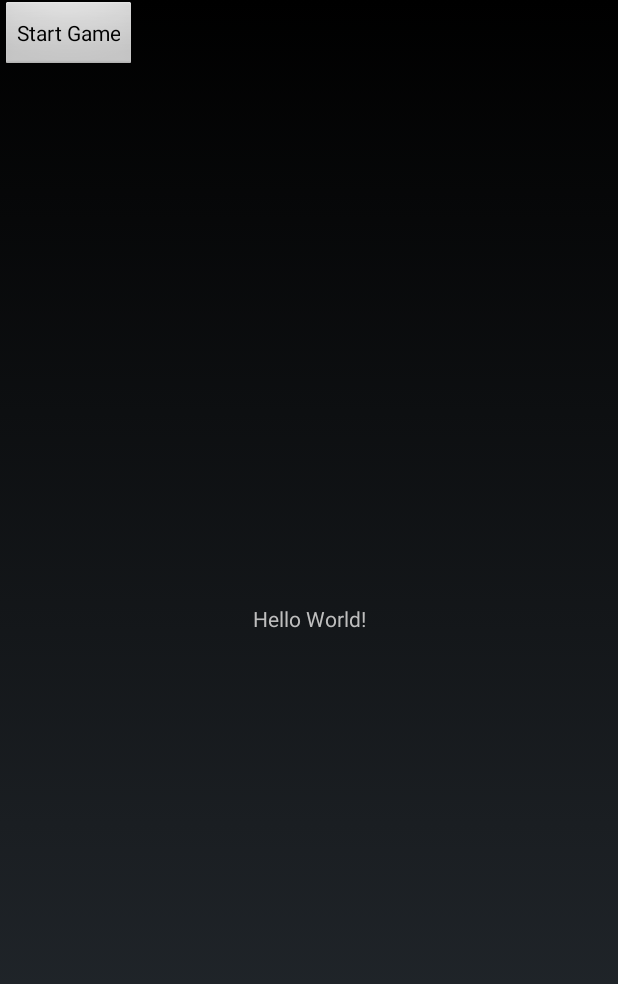
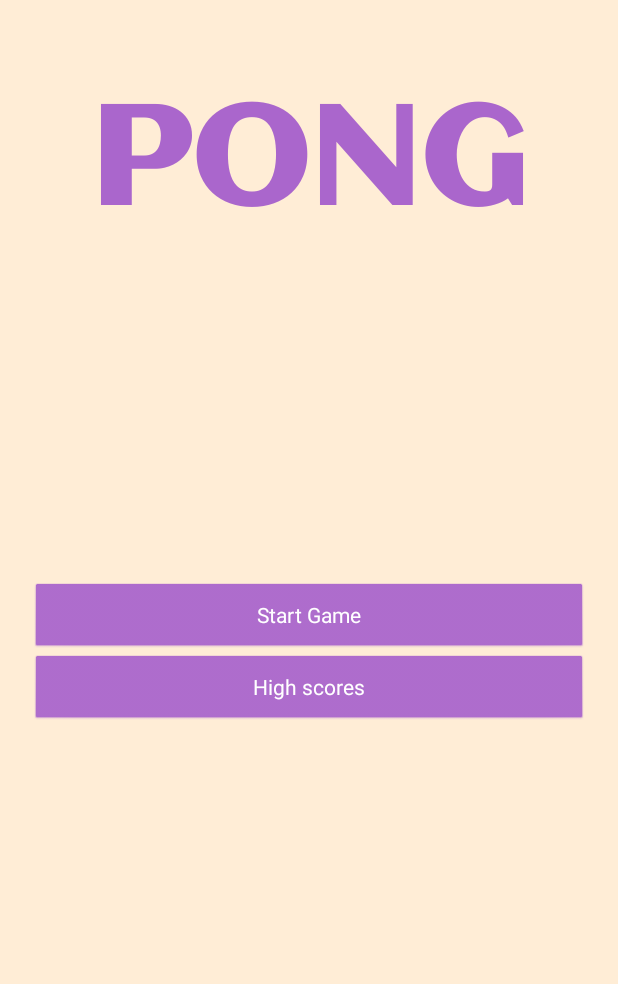
Before and after one commit to megha705/pong, an Android app: the screen it shows after launch (MainActivity), on a phone screen of 412 x 824 dp. Shown: the top 984 px of the screen. Run offline under Robolectric (Android 15) with nearby library versions, the phone set to English and light mode, and no system bars.

Commit message:
Completed app

```diff
--- a/app/src/main/java/com/shrp/pong/MainActivity.java
+++ b/app/src/main/java/com/shrp/pong/MainActivity.java
@@ -2,22 +2,30 @@ package com.shrp.pong;
 
 import android.app.Activity;
 import android.content.Intent;
-// import android.support.v7.app.AppCompatActivity;
+import android.graphics.Typeface;
 import android.os.Bundle;
 import android.view.View;
 import android.widget.Button;
+import android.widget.TextView;
 
 public class MainActivity extends Activity implements View.OnClickListener {
 
-    Button b;
+    Button gameButton, bHighScore;
+    TextView tvName;
 
     @Override
     protected void onCreate(Bundle savedInstanceState) {
         super.onCreate(savedInstanceState);
         setContentView(R.layout.activity_main);
 
-        b = (Button) findViewById(R.id.bStartGame);
-        b.setOnClickListener(MainActivity.this);
+        Typeface typeface = Typeface.createFromAsset(getAssets(), "fonts/Aclonica.ttf");
+
+        tvName = (TextView) findViewById(R.id.tvName);
+        tvName.setTypeface(typeface, Typeface.BOLD);
+        gameButton = (Button) findViewById(R.id.bStartGame);
+        gameButton.setOnClickListener(MainActivity.this);
+        bHighScore = (Button) findViewById(R.id.bHighScore);
+        bHighScore.setOnClickListener(MainActivity.this);
     }
 
     @Override
@@ -26,6 +34,11 @@ public class MainActivity extends Activity implements View.OnClickListener {
             case R.id.bStartGame:
                 Intent i = new Intent(MainActivity.this, GameActivity.class);
                 this.startActivity(i);
+                break;
+            case R.id.bHighScore:
+                i = new Intent(MainActivity.this, HighscoreActivity.class);
+                this.startActivity(i);
+                break;
         }
     }
 }
--- a/app/src/main/res/layout/activity_main.xml
+++ b/app/src/main/res/layout/activity_main.xml
@@ -1,24 +1,44 @@
 <?xml version="1.0" encoding="utf-8"?>
-<android.support.constraint.ConstraintLayout xmlns:android="http://schemas.android.com/apk/res/android"
-    xmlns:app="http://schemas.android.com/apk/res-auto"
+<RelativeLayout xmlns:android="http://schemas.android.com/apk/res/android"
     xmlns:tools="http://schemas.android.com/tools"
     android:layout_width="match_parent"
     android:layout_height="match_parent"
+    android:background="@drawable/background"
+    android:backgroundTint="#ffedd6"
     tools:context="com.shrp.pong.MainActivity">
 
     <TextView
+        android:id="@+id/tvName"
         android:layout_width="wrap_content"
         android:layout_height="wrap_content"
-        android:text="Hello World!"
-        app:layout_constraintBottom_toBottomOf="parent"
-        app:layout_constraintLeft_toLeftOf="parent"
-        app:layout_constraintRight_toRightOf="parent"
-        app:layout_constraintTop_toTopOf="parent" />
+        android:layout_alignParentTop="true"
+        android:layout_centerInParent="true"
+        android:layout_marginTop="40sp"
+        android:text="PONG"
+        android:textColor="@android:color/holo_purple"
+        android:textSize="92sp" />
 
     <Button
-        android:layout_width="wrap_content"
+        android:id="@+id/bStartGame"
+        android:layout_width="match_parent"
         android:layout_height="wrap_content"
-        android:id="@+id/bStartGame"
-        android:text="Start Game"/>
+        android:layout_centerInParent="true"
+        android:layout_marginLeft="20sp"
+        android:layout_marginRight="20sp"
+        android:backgroundTint="@android:color/holo_purple"
+        android:text="Start Game"
+        android:textColor="@android:color/white" />
 
-</android.support.constraint.ConstraintLayout>
+    <Button
+        android:id="@+id/bHighScore"
+        android:layout_width="match_parent"
+        android:layout_height="wrap_content"
+        android:layout_below="@id/bStartGame"
+        android:layout_centerInParent="true"
+        android:layout_marginLeft="20sp"
+        android:layout_marginRight="20sp"
+        android:backgroundTint="@android:color/holo_purple"
+        android:text="High scores"
+        android:textColor="@android:color/white" />
+
+</RelativeLayout>
```
Also changed, not shown: app/src/main/AndroidManifest.xml (+5 -2 lines), app/src/main/java/com/shrp/pong/GameActivity.java (+23 -12 lines), app/src/main/java/com/shrp/pong/GameThread.java (+56 -18 lines), app/src/main/java/com/shrp/pong/GameView.java (+13 -6 lines), app/src/main/java/com/shrp/pong/HighscoreActivity.java (added, +60 -0 lines), app/src/main/res/layout/activity_game.xml (+14 -8 lines), app/src/main/res/layout/activity_highscore.xml (added, +31 -0 lines), app/src/main/assets/fonts/ABeeZee-Regular.ttf (added), app/src/main/assets/fonts/Aclonica.ttf (added), app/src/main/res/drawable/ball.png, app/src/main/res/drawable/bat.png, app/src/main/res/drawable/icon.png (added).
